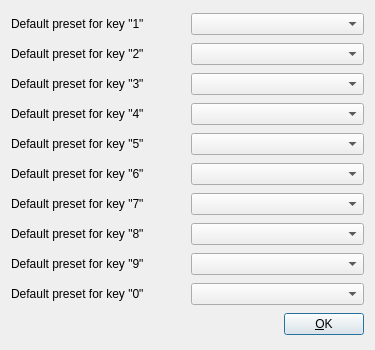
The window that plug/quickpresets.ui (b2ornot2b/plug) describes before a commit, drawn with Qt 5.
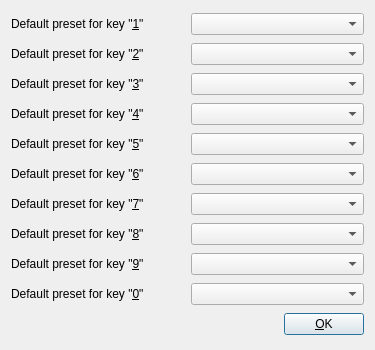
The same window after the commit.

What changed in the file:
```diff
--- a/plug/quickpresets.ui
+++ b/plug/quickpresets.ui
@@ -19,7 +19,10 @@
      <item>
       <widget class="QLabel" name="label_2">
        <property name="text">
-        <string>Default preset for key &quot;1&quot;</string>
+        <string>Default preset for key &quot;&amp;1&quot;</string>
+       </property>
+       <property name="buddy">
+        <cstring>comboBox_2</cstring>
        </property>
       </widget>
      </item>
@@ -33,7 +36,10 @@
      <item>
       <widget class="QLabel" name="label_3">
        <property name="text">
-        <string>Default preset for key &quot;2&quot;</string>
+        <string>Default preset for key &quot;&amp;2&quot;</string>
+       </property>
+       <property name="buddy">
+        <cstring>comboBox_3</cstring>
        </property>
       </widget>
      </item>
@@ -47,7 +53,10 @@
      <item>
       <widget class="QLabel" name="label_4">
        <property name="text">
-        <string>Default preset for key &quot;3&quot;</string>
+        <string>Default preset for key &quot;&amp;3&quot;</string>
+       </property>
+       <property name="buddy">
+        <cstring>comboBox_4</cstring>
        </property>
       </widget>
      </item>
@@ -61,7 +70,10 @@
      <item>
       <widget class="QLabel" name="label_5">
        <property name="text">
-        <string>Default preset for key &quot;4&quot;</string>
+        <string>Default preset for key &quot;&amp;4&quot;</string>
+       </property>
+       <property name="buddy">
+        <cstring>comboBox_5</cstring>
        </property>
       </widget>
      </item>
@@ -75,7 +87,10 @@
      <item>
       <widget class="QLabel" name="label_6">
        <property name="text">
-        <string>Default preset for key &quot;5&quot;</string>
+        <string>Default preset for key &quot;&amp;5&quot;</string>
+       </property>
+       <property name="buddy">
+        <cstring>comboBox_6</cstring>
        </property>
       </widget>
      </item>
@@ -89,7 +104,10 @@
      <item>
       <widget class="QLabel" name="label_7">
        <property name="text">
-        <string>Default preset for key &quot;6&quot;</string>
+        <string>Default preset for key &quot;&amp;6&quot;</string>
+       </property>
+       <property name="buddy">
+        <cstring>comboBox_7</cstring>
        </property>
       </widget>
      </item>
@@ -103,7 +121,10 @@
      <item>
       <widget class="QLabel" name="label_8">
        <property name="text">
-        <string>Default preset for key &quot;7&quot;</string>
+        <string>Default preset for key &quot;&amp;7&quot;</string>
+       </property>
+       <property name="buddy">
+        <cstring>comboBox_8</cstring>
        </property>
       </widget>
      </item>
@@ -117,7 +138,10 @@
      <item>
       <widget class="QLabel" name="label_9">
        <property name="text">
-        <string>Default preset for key &quot;8&quot;</string>
+        <string>Default preset for key &quot;&amp;8&quot;</string>
+       </property>
+       <property name="buddy">
+        <cstring>comboBox_9</cstring>
        </property>
       </widget>
      </item>
@@ -131,7 +155,10 @@
      <item>
       <widget class="QLabel" name="label_10">
        <property name="text">
-        <string>Default preset for key &quot;9&quot;</string>
+        <string>Default preset for key &quot;&amp;9&quot;</string>
+       </property>
+       <property name="buddy">
+        <cstring>comboBox_10</cstring>
        </property>
       </widget>
      </item>
@@ -145,7 +172,10 @@
      <item>
       <widget class="QLabel" name="label">
        <property name="text">
-        <string>Default preset for key &quot;0&quot;</string>
+        <string>Default preset for key &quot;&amp;0&quot;</string>
+       </property>
+       <property name="buddy">
+        <cstring>comboBox</cstring>
        </property>
       </widget>
      </item>
```
Left out of the diff: 2 changed lines with no effect on the pictures.
